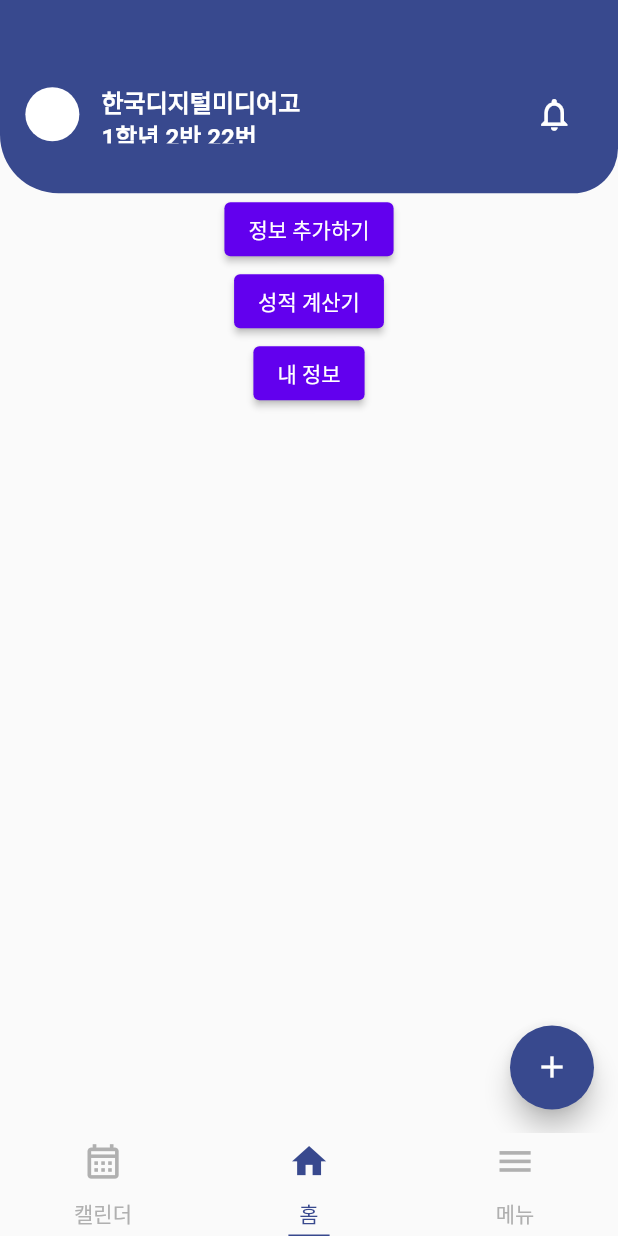
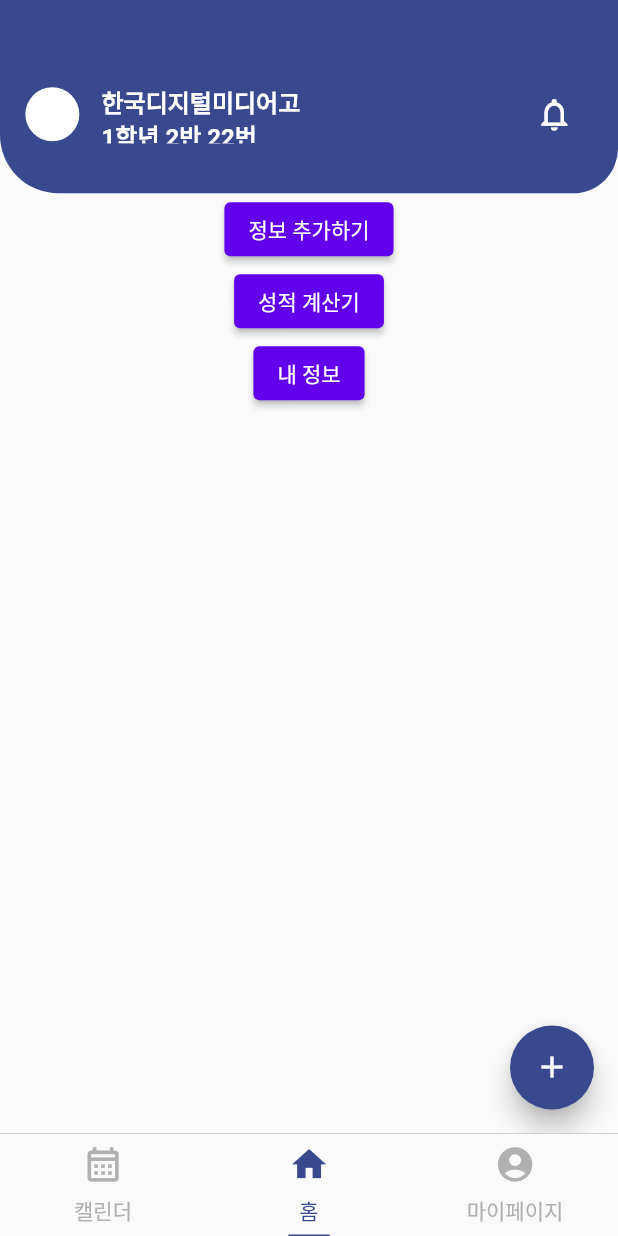
Before and after one commit to Project-Aht/Aht_SeoulAPI, a Flutter app: the screen it shows after launch, item 2 of the bottom bar chosen, on a phone screen of 412 x 824 dp. Run offline on Flutter 3.47's test engine with Material 2 defaults, Android fonts, the light colour scheme and no system bars; our stand-ins replace cloud_firestore, firebase_auth, firebase_core, get, shared_preferences; accounts and stored records are empty; Roboto replaces fonts that are missing (Pretendard).

Commit message:
bottom bar ui fix

```diff
--- a/lib/screens/main_screen.dart
+++ b/lib/screens/main_screen.dart
@@ -45,7 +45,7 @@ class _MainScreenState extends State<MainScreen> with TickerProviderStateMixin {
     return Scaffold(
       body: Container(
         decoration: const BoxDecoration(
-          color: Color(0xFFFAFAFA),
+          color: Color(0xFFB0B0B0),
         ),
         child: TabBarView(
           controller: _tabController,
@@ -57,7 +57,15 @@ class _MainScreenState extends State<MainScreen> with TickerProviderStateMixin {
         ),
       ),
       extendBodyBehindAppBar: true,
-      bottomNavigationBar: SizedBox(
+      bottomNavigationBar: Container(
+        decoration: const BoxDecoration(
+          border: Border(
+            top: BorderSide(
+              color: Color(0xFFB0B0B0),
+              width: 0.15,
+            ),
+          ),
+        ),
         height: screenHeight / 844 * 70,
         child: Padding(
           padding: EdgeInsets.only(
@@ -73,6 +81,7 @@ class _MainScreenState extends State<MainScreen> with TickerProviderStateMixin {
                   size: screenWidth / 390 * 26,
                 ),
                 text: '캘린더',
+                iconMargin: EdgeInsets.only(bottom: screenHeight / 844 * 6.5),
               ),
               Tab(
                 icon: Icon(
@@ -80,13 +89,15 @@ class _MainScreenState extends State<MainScreen> with TickerProviderStateMixin {
                   size: screenWidth / 390 * 26,
                 ),
                 text: '홈',
+                iconMargin: EdgeInsets.only(bottom: screenHeight / 844 * 6.5),
               ),
               Tab(
                 icon: Icon(
-                  Icons.menu_sharp,
+                  Icons.account_circle,
                   size: screenWidth / 390 * 26,
                 ),
-                text: '메뉴',
+                text: '마이페이지',
+                iconMargin: EdgeInsets.only(bottom: screenHeight / 844 * 6.5),
               ),
             ],
             indicatorSize: TabBarIndicatorSize.label,
--- a/pubspec.yaml
+++ b/pubspec.yaml
@@ -24,6 +24,8 @@ dev_dependencies:
 
 flutter:
   uses-material-design: true
+  assets:
+    - assets/images/
 
 fonts:
     - family: Pretendard
```
Also changed, not shown: lib/screens/splash_screen.dart (+24 -4 lines), assets/images/splash_image.png (added).
